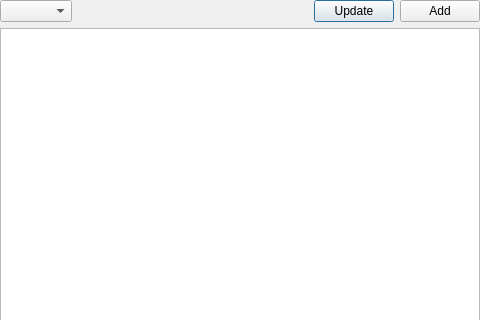
Old version of the form translationviewer.ui in the repository nicobucher/TMInspector; both pictures show x 0 to 480 and y 0 to 320 of the 480 by 640 pixel window.
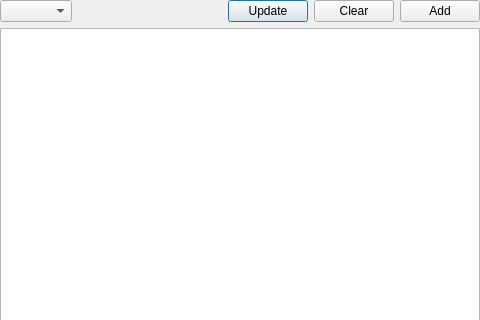
New version of the form.

Commit message: moved event names and object names hash tables to mainwindow class

What changed in the file:
```diff
--- a/translationviewer.ui
+++ b/translationviewer.ui
@@ -51,6 +51,13 @@
        </property>
       </widget>
      </item>
+     <item>
+      <widget class="QPushButton" name="pushButton_clr">
+       <property name="text">
+        <string>Clear</string>
+       </property>
+      </widget>
+     </item>
      <item>
       <widget class="QPushButton" name="pushButton">
        <property name="text">
```
The commit also changes 9 other files.
